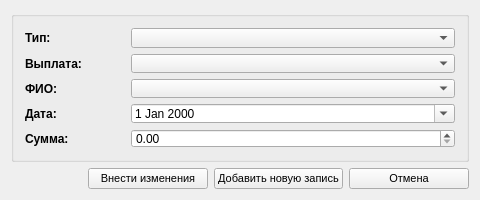
This is src/zpayments2fioform.ui in SergeyZaz/DSV as Qt 5 draws it before an edit. The edited form follows.
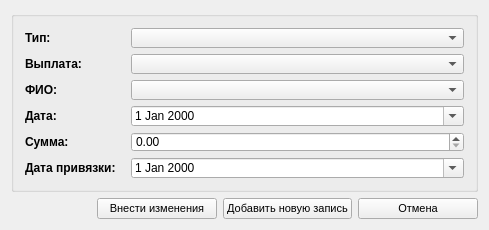
This is the edited form. Icons and pictures are not drawn.

The edit to the form file:
```diff
--- a/src/zpayments2fioform.ui
+++ b/src/zpayments2fioform.ui
@@ -6,8 +6,8 @@
    <rect>
     <x>0</x>
     <y>0</y>
-    <width>480</width>
-    <height>200</height>
+    <width>489</width>
+    <height>230</height>
    </rect>
   </property>
   <property name="minimumSize">
@@ -127,6 +127,26 @@
         </property>
        </widget>
       </item>
+      <item row="5" column="0">
+       <widget class="QLabel" name="nameText_2">
+        <property name="font">
+         <font>
+          <weight>75</weight>
+          <bold>true</bold>
+         </font>
+        </property>
+        <property name="text">
+         <string>Дата привязки:</string>
+        </property>
+       </widget>
+      </item>
+      <item row="5" column="1">
+       <widget class="QDateEdit" name="dateLinkEdit">
+        <property name="calendarPopup">
+         <bool>true</bool>
+        </property>
+       </widget>
+      </item>
      </layout>
     </widget>
    </item>
```
